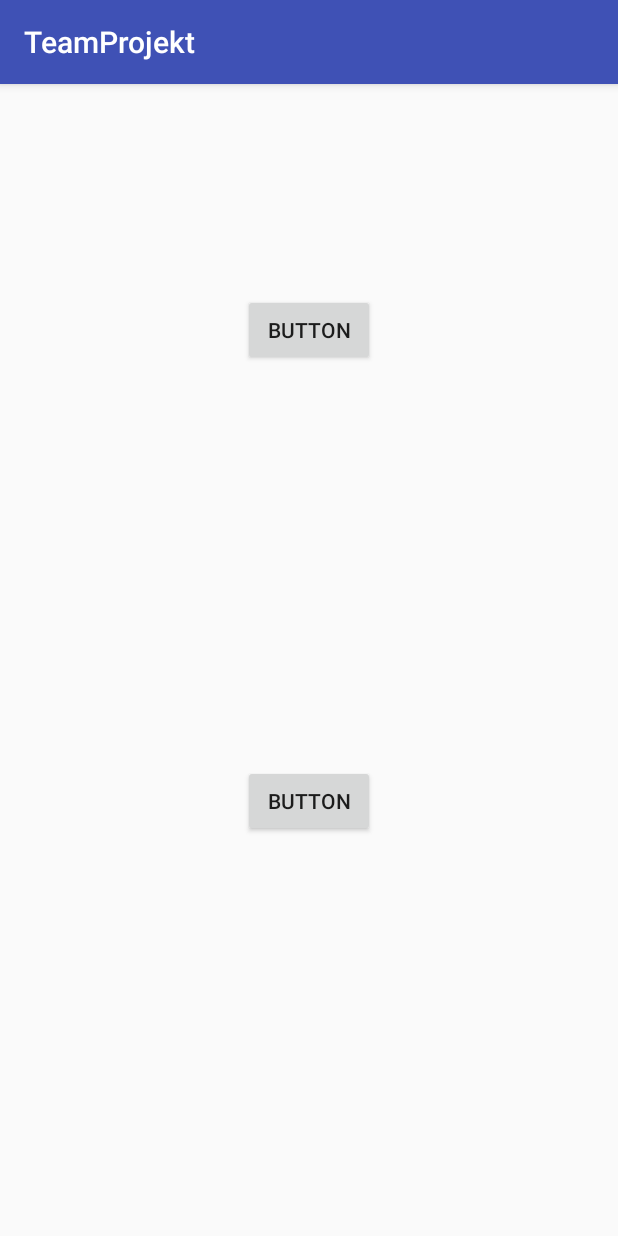
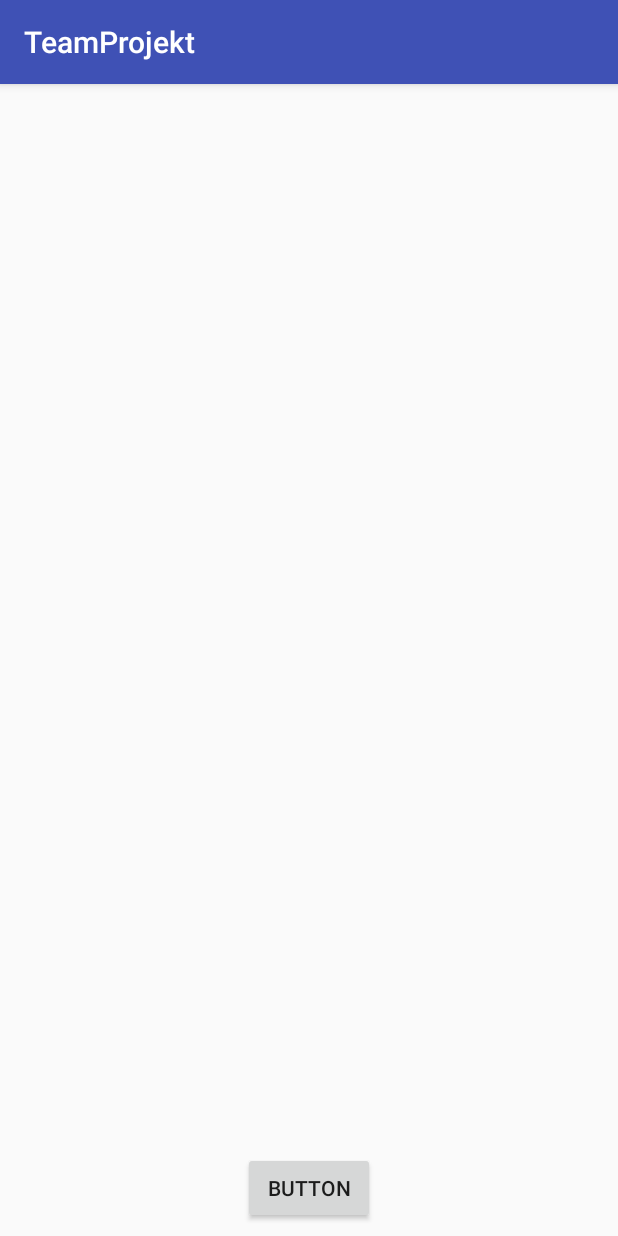
Before and after one commit to AlexZoehrer1/TeamProjekt, an Android app: the SecondActivity screen opened directly, with no data from a screen before it, on a phone screen of 412 x 824 dp. Run offline under Robolectric (Android 15) with nearby library versions, the phone set to English and light mode, and no system bars.

Commit message:
florian 1 button commit

```diff
--- a/app/src/main/res/layout/activity_second.xml
+++ b/app/src/main/res/layout/activity_second.xml
@@ -6,17 +6,6 @@
     android:layout_height="match_parent"
     tools:context=".SecondActivity">
 
-    <Button
-        android:id="@+id/button"
-        android:layout_width="wrap_content"
-        android:layout_height="wrap_content"
-        android:layout_marginEnd="8dp"
-        android:layout_marginStart="8dp"
-        android:layout_marginTop="140dp"
-        android:text="Button"
-        app:layout_constraintEnd_toEndOf="parent"
-        app:layout_constraintStart_toStartOf="parent"
-        app:layout_constraintTop_toTopOf="parent" />
 
     <Button
         android:id="@+id/button2"
@@ -29,6 +18,5 @@
         android:text="Button"
         app:layout_constraintBottom_toBottomOf="parent"
         app:layout_constraintEnd_toEndOf="parent"
-        app:layout_constraintStart_toStartOf="parent"
-        app:layout_constraintTop_toBottomOf="@+id/button" />
+        app:layout_constraintStart_toStartOf="parent"/>
 </android.support.constraint.ConstraintLayout>
```
